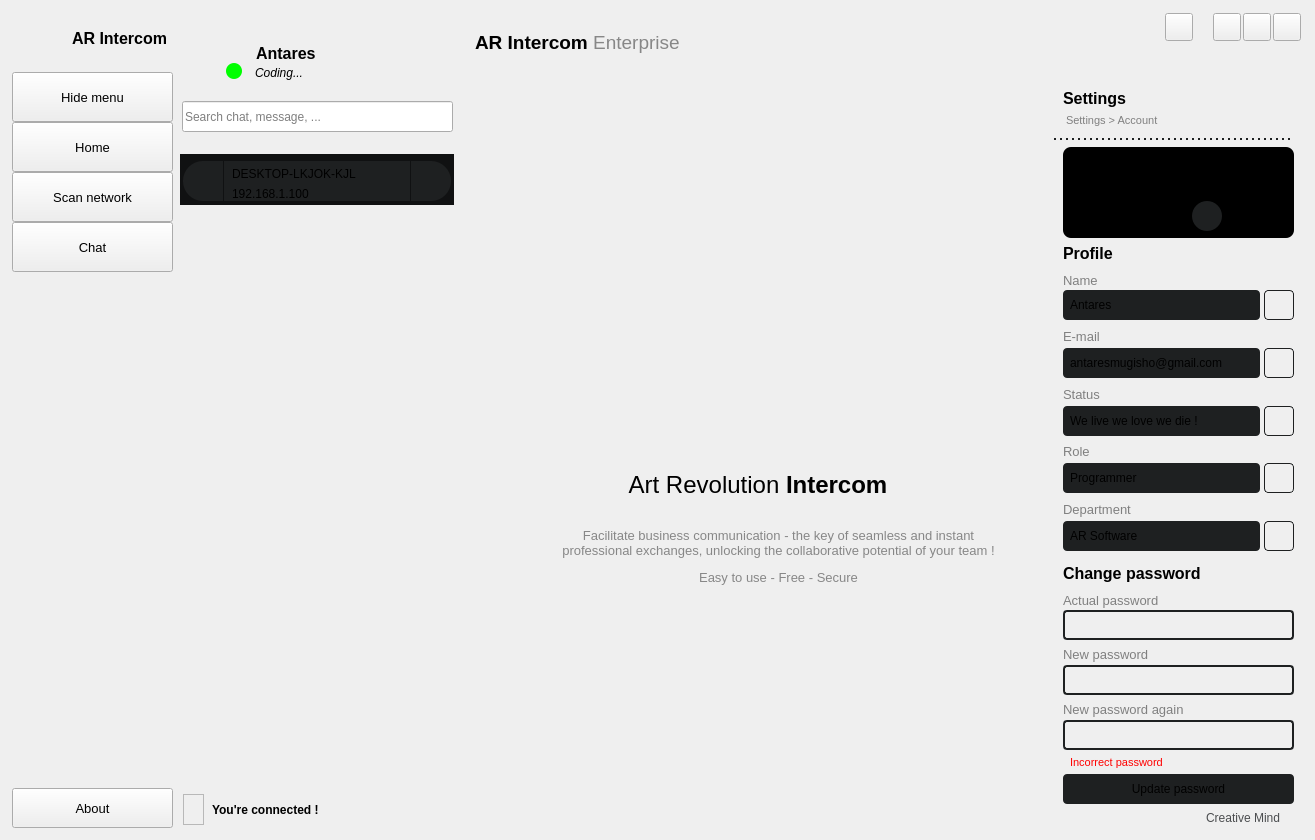
First picture: the form in gui/main_window.ui, repository AntaresMugisho/AR_Intercom, before the edit.
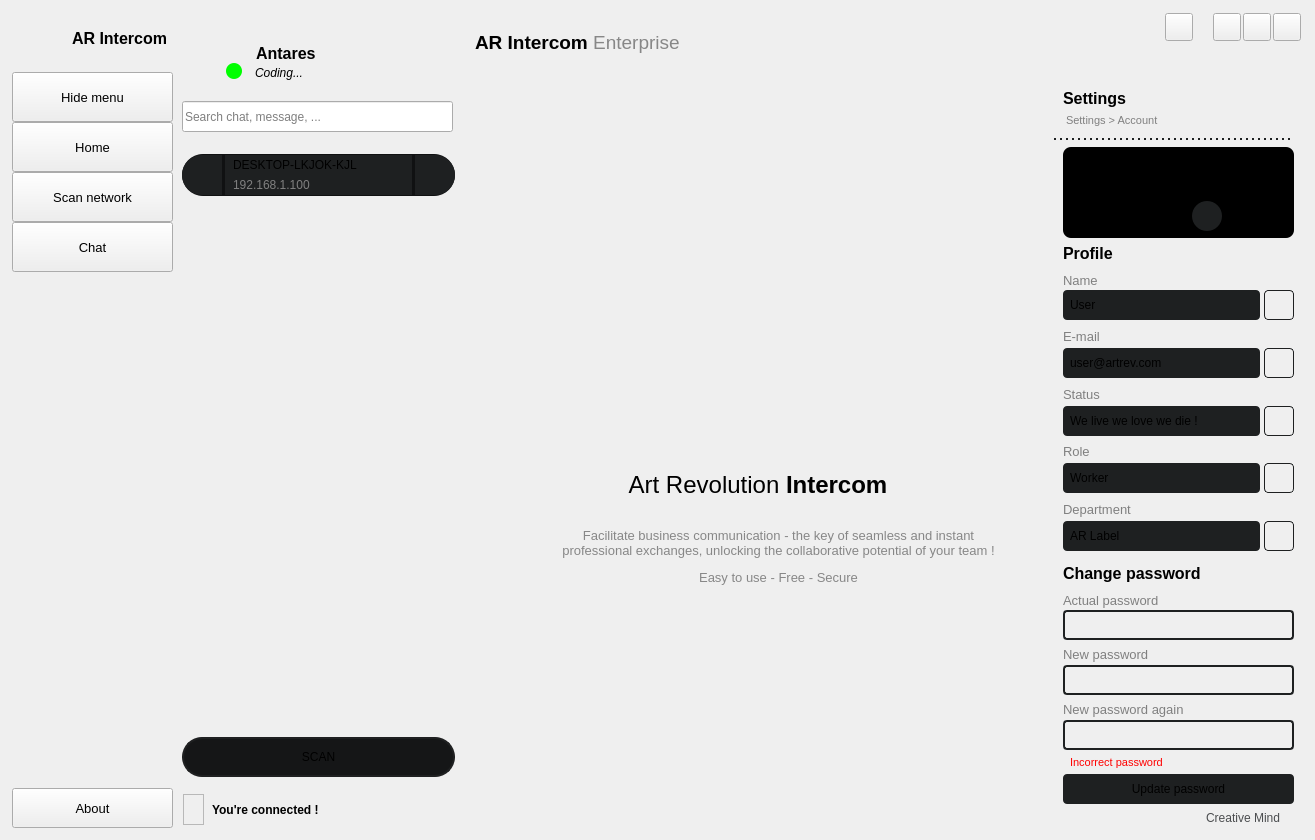
Second picture: the form after the edit. The open tabs and pages were chosen to show the change. Icons and pictures are not drawn.

Commit message: Scan feature added

```diff
--- a/gui/main_window.ui
+++ b/gui/main_window.ui
@@ -435,7 +435,7 @@
  }
 </string>
    </property>
-   <layout class="QVBoxLayout" name="verticalLayout_3">
+   <layout class="QVBoxLayout" name="verticalLayout_27">
     <item>
      <widget class="QWidget" name="app_bg" native="true">
       <property name="styleSheet">
@@ -1388,15 +1388,24 @@
               <property name="styleSheet">
                <string notr="true">background:transparent;</string>
               </property>
+              <layout class="QVBoxLayout" name="verticalLayout_29">
+               <property name="spacing">
+                <number>6</number>
+               </property>
+               <property name="leftMargin">
+                <number>9</number>
+               </property>
+               <property name="topMargin">
+                <number>9</number>
+               </property>
+               <property name="rightMargin">
+                <number>9</number>
+               </property>
+               <property name="bottomMargin">
+                <number>9</number>
+               </property>
+               <item>
               <widget class="QScrollArea" name="scan_scroll">
-               <property name="geometry">
-                <rect>
-                 <x>0</x>
-                 <y>0</y>
-                 <width>281</width>
-                 <height>601</height>
-                </rect>
-               </property>
                <property name="styleSheet">
                 <string notr="true">QScrollArea{border:none;}</string>
                </property>
@@ -1408,21 +1417,40 @@
                  <rect>
                   <x>0</x>
                   <y>0</y>
-                  <width>281</width>
-                  <height>601</height>
-                 </rect>
-                </property>
-                <widget class="QWidget" name="socket_info" native="true">
-                 <property name="geometry">
-                  <rect>
-                   <x>7</x>
-                   <y>9</y>
-                   <width>281</width>
-                   <height>51</height>
-                  </rect>
+                    <width>273</width>
+                    <height>577</height>
+                   </rect>
+                  </property>
+                  <layout class="QVBoxLayout" name="scan_list_layout">
+                   <property name="leftMargin">
+                    <number>0</number>
+                   </property>
+                   <property name="topMargin">
+                    <number>0</number>
+                   </property>
+                   <property name="rightMargin">
+                    <number>0</number>
+                   </property>
+                   <property name="bottomMargin">
+                    <number>0</number>
+                   </property>
+                   <item>
+                    <widget class="QFrame" name="socket_info">
+                     <property name="minimumSize">
+                      <size>
+                       <width>0</width>
+                       <height>42</height>
+                      </size>
+                     </property>
+                     <property name="maximumSize">
+                      <size>
+                       <width>16777215</width>
+                       <height>42</height>
+                      </size>
                  </property>
                  <property name="styleSheet">
                   <string notr="true">#socket_info{background-color:rgb(16, 17, 18);
+border-radius:21px;
 }
 
 #device_icon{
@@ -1434,12 +1462,10 @@
 	border-bottom-left-radius:20px;
 }
 
-#socket_name, #socket_adress{
+#host_name, #host_address{
 	padding-left:5px;
 	background-color:rgb(30, 32, 33);}
 
-#socket_name{
-	}
 	
 #add_to_contact_btn{
 	background-color:rgb(30, 32, 33);
@@ -1454,14 +1480,35 @@
 #add_to_contact_btn:pressed{
 	background-color:rgb(27, 28, 29);}</string>
                  </property>
+                     <layout class="QHBoxLayout" name="horizontalLayout_4">
+                      <property name="spacing">
+                       <number>3</number>
+                      </property>
+                      <property name="leftMargin">
+                       <number>0</number>
+                      </property>
+                      <property name="topMargin">
+                       <number>1</number>
+                      </property>
+                      <property name="rightMargin">
+                       <number>0</number>
+                      </property>
+                      <property name="bottomMargin">
+                       <number>1</number>
+                      </property>
+                      <item>
                  <widget class="QLabel" name="device_icon">
-                  <property name="geometry">
-                   <rect>
-                    <x>3</x>
-                    <y>7</y>
+                        <property name="minimumSize">
+                         <size>
                     <width>40</width>
                     <height>40</height>
-                   </rect>
+                         </size>
+                        </property>
+                        <property name="maximumSize">
+                         <size>
+                          <width>40</width>
+                          <height>40</height>
+                         </size>
                   </property>
                   <property name="styleSheet">
                    <string notr="true"/>
@@ -1476,34 +1523,14 @@
                    <bool>true</bool>
                   </property>
                  </widget>
-                 <widget class="QLabel" name="socket_adress">
-                  <property name="geometry">
-                   <rect>
-                    <x>44</x>
-                    <y>32</y>
-                    <width>186</width>
-                    <height>15</height>
-                   </rect>
-                  </property>
-                  <property name="styleSheet">
-                   <string notr="true"/>
-                  </property>
-                  <property name="text">
-                   <string>192.168.1.100</string>
-                  </property>
-                  <property name="alignment">
-                   <set>Qt::AlignLeading|Qt::AlignLeft|Qt::AlignVCenter</set>
-                  </property>
-                 </widget>
-                 <widget class="QLabel" name="socket_name">
-                  <property name="geometry">
-                   <rect>
-                    <x>44</x>
-                    <y>7</y>
-                    <width>186</width>
-                    <height>25</height>
-                   </rect>
-                  </property>
+                      </item>
+                      <item>
+                       <layout class="QVBoxLayout" name="verticalLayout_3">
+                        <property name="spacing">
+                         <number>0</number>
+                        </property>
+                        <item>
+                         <widget class="QLabel" name="host_name">
                   <property name="styleSheet">
                    <string notr="true"/>
                   </property>
@@ -1511,14 +1538,35 @@
                    <string>DESKTOP-LKJOK-KJL</string>
                   </property>
                  </widget>
+                        </item>
+                        <item>
+                         <widget class="QLabel" name="host_address">
+                          <property name="styleSheet">
+                           <string notr="true">color:gray;</string>
+                          </property>
+                          <property name="text">
+                           <string>192.168.1.100</string>
+                          </property>
+                          <property name="alignment">
+                           <set>Qt::AlignLeading|Qt::AlignLeft|Qt::AlignVCenter</set>
+                          </property>
+                         </widget>
+                        </item>
+                       </layout>
+                      </item>
+                      <item>
                  <widget class="QPushButton" name="add_to_contact_btn">
-                  <property name="geometry">
-                   <rect>
-                    <x>231</x>
-                    <y>7</y>
+                        <property name="minimumSize">
+                         <size>
                     <width>40</width>
                     <height>40</height>
-                   </rect>
+                         </size>
+                        </property>
+                        <property name="maximumSize">
+                         <size>
+                          <width>40</width>
+                          <height>40</height>
+                         </size>
                   </property>
                   <property name="styleSheet">
                    <string notr="true">background-image: url(:/cils/cils/cil-user-follow.png);
@@ -1528,13 +1576,62 @@
                    <string/>
                   </property>
                  </widget>
-                 <zorder>socket_name</zorder>
-                 <zorder>socket_adress</zorder>
+                      </item>
+                     </layout>
                  <zorder>add_to_contact_btn</zorder>
                  <zorder>device_icon</zorder>
                 </widget>
-               </widget>
-              </widget>
+                   </item>
+                   <item>
+                    <spacer name="verticalSpacer_7">
+                     <property name="orientation">
+                      <enum>Qt::Vertical</enum>
+                     </property>
+                     <property name="sizeHint" stdset="0">
+                      <size>
+                       <width>20</width>
+                       <height>526</height>
+                      </size>
+                     </property>
+                    </spacer>
+                   </item>
+                  </layout>
+                 </widget>
+                </widget>
+               </item>
+               <item>
+                <widget class="QPushButton" name="start_scan_btn">
+                 <property name="minimumSize">
+                  <size>
+                   <width>261</width>
+                   <height>40</height>
+                  </size>
+                 </property>
+                 <property name="styleSheet">
+                  <string notr="true">QPushButton{
+	background-color:rgb(21, 22, 23);
+	border-radius:20px;
+	padding:8px;
+	border:2px solid rgb(31,32,33);
+}
+
+QPushButton:hover {
+	background-color: rgb(31, 32, 33);
+	border:2px solid rgb(21,22,23);
+	
+}
+
+QPushButton:pressed {
+	background-color: rgb(51, 52, 53);
+}
+</string>
+                 </property>
+                 <property name="text">
+                  <string>SCAN</string>
+                 </property>
+                </widget>
+               </item>
+              </layout>
              </widget>
             </widget>
            </item>
@@ -5977,7 +6074,7 @@
 padding:4px;</string>
                        </property>
                        <property name="text">
-                        <string>Antares</string>
+                        <string>User</string>
                        </property>
                        <property name="textInteractionFlags">
                         <set>Qt::TextSelectableByKeyboard|Qt::TextSelectableByMouse</set>
@@ -6063,7 +6160,7 @@
 padding:4px;</string>
                        </property>
                        <property name="text">
-                        <string>antaresmugisho@gmail.com</string>
+                        <string>user@artrev.com</string>
                        </property>
                        <property name="textInteractionFlags">
                         <set>Qt::TextSelectableByKeyboard|Qt::TextSelectableByMouse</set>
@@ -6229,7 +6326,7 @@
 padding:4px;</string>
                        </property>
                        <property name="text">
-                        <string>Programmer</string>
+                        <string>Worker</string>
                        </property>
                        <property name="alignment">
                         <set>Qt::AlignLeading|Qt::AlignLeft|Qt::AlignVCenter</set>
@@ -6315,7 +6412,7 @@
 padding:4px;</string>
                        </property>
                        <property name="text">
-                        <string>AR Software</string>
+                        <string>AR Label</string>
                        </property>
                        <property name="alignment">
                         <set>Qt::AlignLeading|Qt::AlignLeft|Qt::AlignVCenter</set>
```
Left out of the diff: 6 changed lines with no effect on the pictures. Lines whose indentation alone changed are shown as unchanged. The commit also changes 5 other files.
